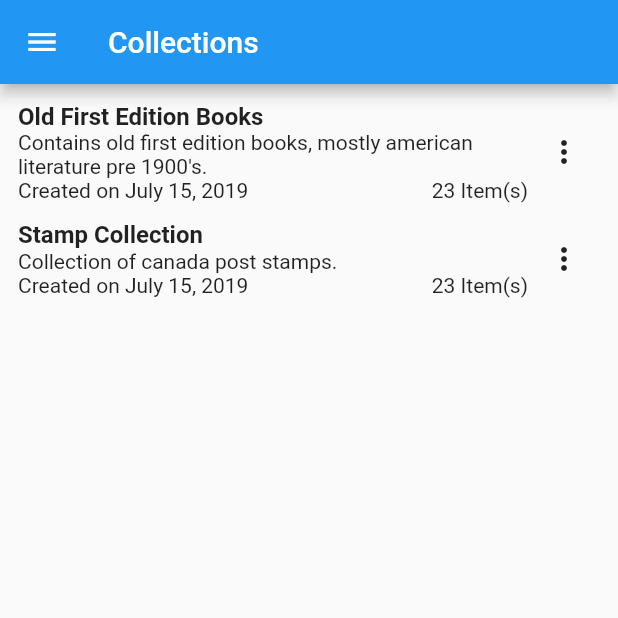
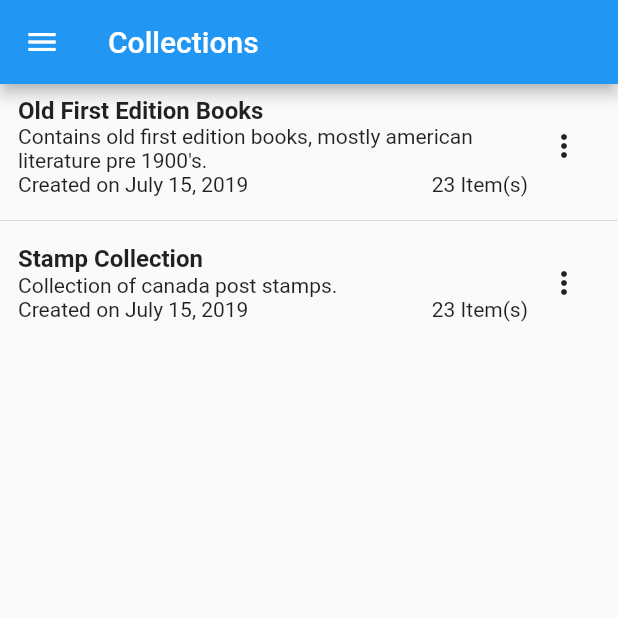
Before and after one commit to capainter8/DigitalCollectionApp, a Flutter app: the screen it shows after launch, on a phone screen of 412 x 824 dp, the top half of it. Run offline on Flutter 3.47's test engine with Material 2 defaults, Android fonts, the phone set to English and light mode, and no system bars.

Commit message:
Added list separator in collection list

```diff
--- a/lib/screens/collection_management/CollectionListItem.dart
+++ b/lib/screens/collection_management/CollectionListItem.dart
@@ -10,7 +10,7 @@ class CollectionListItem extends StatelessWidget {
   @override
   Widget build(BuildContext context) {
     return Padding(
-      padding: const EdgeInsets.fromLTRB(12.0, 12.0, 12.0, 0.0),
+      padding: const EdgeInsets.fromLTRB(12.0, 8.0, 12.0, 8.0),
       child: Row(
         mainAxisAlignment: MainAxisAlignment.spaceBetween,
         children: [
--- a/lib/screens/collection_management/CollectionListView.dart
+++ b/lib/screens/collection_management/CollectionListView.dart
@@ -29,8 +29,14 @@ class _CollectionListView extends State<CollectionListView> {
         } else {
           // Wait...
         }
-        return ListView (
-          children: children,
+        return ListView.separated (
+          itemCount: children.length,
+          itemBuilder: (context, index) {
+            return children.elementAt(index);
+          },
+          separatorBuilder: (context, index) {
+            return Divider();
+          },
         );
       }
     );
```
